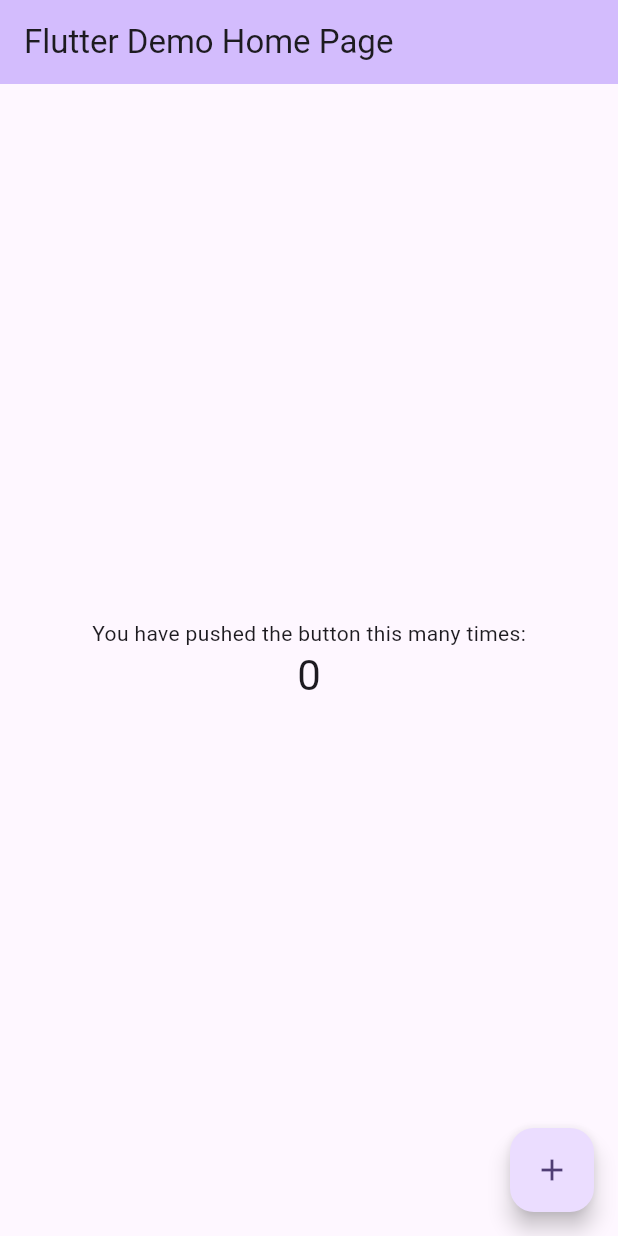
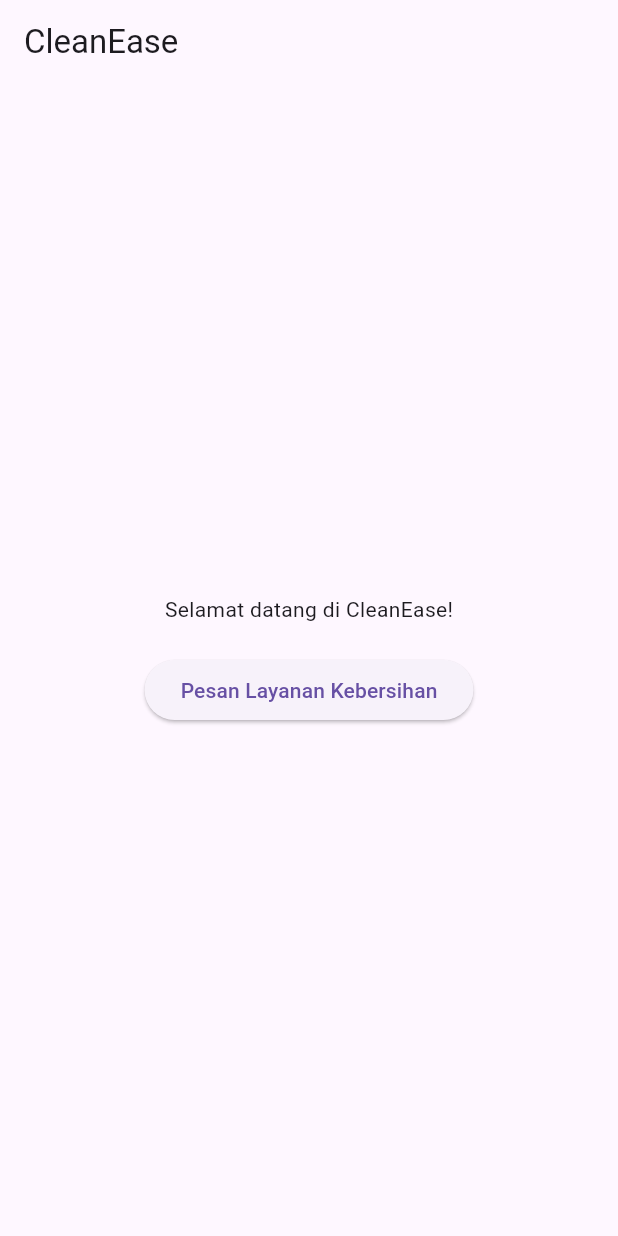
Before and after one commit to Galih17421010/CleanEase, a Flutter app: the screen it shows after launch, on a phone screen of 412 x 824 dp. Run offline on Flutter 3.47's test engine with Material 3 defaults, Android fonts, the phone set to English and light mode, and no system bars.

Commit message:
Skeleton App

```diff
--- a/lib/main.dart
+++ b/lib/main.dart
@@ -1,125 +1,92 @@
+// import 'package:flutter/material.dart';
+
+// void main() {
+//   runApp(const MyApp());
+// }
+
+// class MyApp extends StatelessWidget {
+//   const MyApp({super.key});
+
+//   @override
+//   Widget build(BuildContext context) {
+//     return MaterialApp(
+//       title: 'Flutter Demo',
+//       theme: ThemeData(
+//         colorScheme: ColorScheme.fromSeed(seedColor: Colors.deepPurple),
+//         useMaterial3: true,
+//       ),
+//       home: const MyHomePage(title: 'Flutter Demo Home Page'),
+//     );
+//   }
+// }
+
+// class MyHomePage extends StatefulWidget {
+//   const MyHomePage({super.key, required this.title});
+
+//   final String title;
+
+//   @override
+//   State<MyHomePage> createState() => _MyHomePageState();
+// }
+
+// class _MyHomePageState extends State<MyHomePage> {
+//   int _counter = 0;
+
+//   void _incrementCounter() {
+//     setState(() {
+//       _counter++;
+//     });
+//   }
+
+//   @override
+//   Widget build(BuildContext context) {
+//     return Scaffold(
+//       appBar: AppBar(
+//         backgroundColor: Theme.of(context).colorScheme.inversePrimary,
+//         title: Text(widget.title),
+//       ),
+//       body: Center(
+//         child: Column(
+//           mainAxisAlignment: MainAxisAlignment.center,
+//           children: <Widget>[
+//             const Text(
+//               'You have pushed the button this many times:',
+//             ),
+//             Text(
+//               '$_counter',
+//               style: Theme.of(context).textTheme.headlineMedium,
+//             ),
+//           ],
+//         ),
+//       ),
+//       floatingActionButton: FloatingActionButton(
+//         onPressed: _incrementCounter,
+//         tooltip: 'Increment',
+//         child: const Icon(Icons.add),
+//       ),
+//     );
+//   }
+// }
+
 import 'package:flutter/material.dart';
+import 'package:clean_ease/screens/home_screen.dart';
+import 'package:clean_ease/routes/routes.dart';
 
 void main() {
-  runApp(const MyApp());
+  runApp(CleanEaseApp());
 }
 
-class MyApp extends StatelessWidget {
-  const MyApp({super.key});
-
-  // This widget is the root of your application.
+class CleanEaseApp extends StatelessWidget {
   @override
   Widget build(BuildContext context) {
     return MaterialApp(
-      title: 'Flutter Demo',
+      title: 'CleanEase',
       theme: ThemeData(
-        // This is the theme of your application.
-        //
-        // TRY THIS: Try running your application with "flutter run". You'll see
-        // the application has a purple toolbar. Then, without quitting the app,
-        // try changing the seedColor in the colorScheme below to Colors.green
-        // and then invoke "hot reload" (save your changes or press the "hot
-        // reload" button in a Flutter-supported IDE, or press "r" if you used
-        // the command line to start the app).
-        //
-        // Notice that the counter didn't reset back to zero; the application
-        // state is not lost during the reload. To reset the state, use hot
-        // restart instead.
-        //
-        // This works for code too, not just values: Most code changes can be
-        // tested with just a hot reload.
-        colorScheme: ColorScheme.fromSeed(seedColor: Colors.deepPurple),
-        useMaterial3: true,
+        primarySwatch: Colors.blue,
+        visualDensity: VisualDensity.adaptivePlatformDensity,
       ),
-      home: const MyHomePage(title: 'Flutter Demo Home Page'),
+      initialRoute: '/',
+      routes: appRoutes,
     );
   }
 }
-
-class MyHomePage extends StatefulWidget {
-  const MyHomePage({super.key, required this.title});
-
-  // This widget is the home page of your application. It is stateful, meaning
-  // that it has a State object (defined below) that contains fields that affect
-  // how it looks.
-
-  // This class is the configuration for the state. It holds the values (in this
-  // case the title) provided by the parent (in this case the App widget) and
-  // used by the build method of the State. Fields in a Widget subclass are
-  // always marked "final".
-
-  final String title;
-
-  @override
-  State<MyHomePage> createState() => _MyHomePageState();
-}
-
-class _MyHomePageState extends State<MyHomePage> {
-  int _counter = 0;
-
-  void _incrementCounter() {
-    setState(() {
-      // This call to setState tells the Flutter framework that something has
-      // changed in this State, which causes it to rerun the build method below
-      // so that the display can reflect the updated values. If we changed
-      // _counter without calling setState(), then the build method would not be
-      // called again, and so nothing would appear to happen.
-      _counter++;
-    });
-  }
-
-  @override
-  Widget build(BuildContext context) {
-    // This method is rerun every time setState is called, for instance as done
-    // by the _incrementCounter method above.
-    //
-    // The Flutter framework has been optimized to make rerunning build methods
-    // fast, so that you can just rebuild anything that needs updating rather
-    // than having to individually change instances of widgets.
-    return Scaffold(
-      appBar: AppBar(
-        // TRY THIS: Try changing the color here to a specific color (to
-        // Colors.amber, perhaps?) and trigger a hot reload to see the AppBar
-        // change color while the other colors stay the same.
-        backgroundColor: Theme.of(context).colorScheme.inversePrimary,
-        // Here we take the value from the MyHomePage object that was created by
-        // the App.build method, and use it to set our appbar title.
-        title: Text(widget.title),
-      ),
-      body: Center(
-        // Center is a layout widget. It takes a single child and positions it
-        // in the middle of the parent.
-        child: Column(
-          // Column is also a layout widget. It takes a list of children and
-          // arranges them vertically. By default, it sizes itself to fit its
-          // children horizontally, and tries to be as tall as its parent.
-          //
-          // Column has various properties to control how it sizes itself and
-          // how it positions its children. Here we use mainAxisAlignment to
-          // center the children vertically; the main axis here is the vertical
-          // axis because Columns are vertical (the cross axis would be
-          // horizontal).
-          //
-          // TRY THIS: Invoke "debug painting" (choose the "Toggle Debug Paint"
-          // action in the IDE, or press "p" in the console), to see the
-          // wireframe for each widget.
-          mainAxisAlignment: MainAxisAlignment.center,
-          children: <Widget>[
-            const Text(
-              'You have pushed the button this many times:',
-            ),
-            Text(
-              '$_counter',
-              style: Theme.of(context).textTheme.headlineMedium,
-            ),
-          ],
-        ),
-      ),
-      floatingActionButton: FloatingActionButton(
-        onPressed: _incrementCounter,
-        tooltip: 'Increment',
-        child: const Icon(Icons.add),
-      ), // This trailing comma makes auto-formatting nicer for build methods.
-    );
-  }
-}
--- /dev/null
+++ b/lib/routes/routes.dart
@@ -0,0 +1,10 @@
+import 'package:flutter/material.dart';
+import 'package:clean_ease/screens/home_screen.dart';
+import 'package:clean_ease/screens/booking_screen.dart';
+// Tambahkan lebih banyak screens di sini
+
+final Map<String, WidgetBuilder> appRoutes = {
+  '/': (context) => HomeScreen(),
+  '/booking': (context) => BookingScreen(),
+  // Tambahkan lebih banyak routes di sini
+};
--- /dev/null
+++ b/lib/screens/home_screen.dart
@@ -0,0 +1,27 @@
+import 'package:flutter/material.dart';
+
+class HomeScreen extends StatelessWidget {
+  @override
+  Widget build(BuildContext context) {
+    return Scaffold(
+      appBar: AppBar(
+        title: Text('CleanEase'),
+      ),
+      body: Center(
+        child: Column(
+          mainAxisAlignment: MainAxisAlignment.center,
+          children: <Widget>[
+            Text('Selamat datang di CleanEase!'),
+            SizedBox(height: 20),
+            ElevatedButton(
+              onPressed: () {
+                Navigator.pushNamed(context, '/booking');
+              },
+              child: Text('Pesan Layanan Kebersihan'),
+            ),
+          ],
+        ),
+      ),
+    );
+  }
+}
--- /dev/null
+++ b/lib/services/booking_service.dart
@@ -0,0 +1,9 @@
+import 'package:clean_ease/models/booking.dart';
+
+class BookingService {
+  Future<void> createBooking(Booking booking) async {
+    // Koneksi ke API atau database lokal untuk menyimpan pemesanan
+    print(
+        'Pemesanan dibuat untuk layanan ${booking.service} pada tanggal ${booking.date}');
+  }
+}
```
Also changed, not shown: lib/models/booking.dart (added, +13 -0 lines), lib/screens/booking_screen.dart (added, +75 -0 lines), 1 other file.
